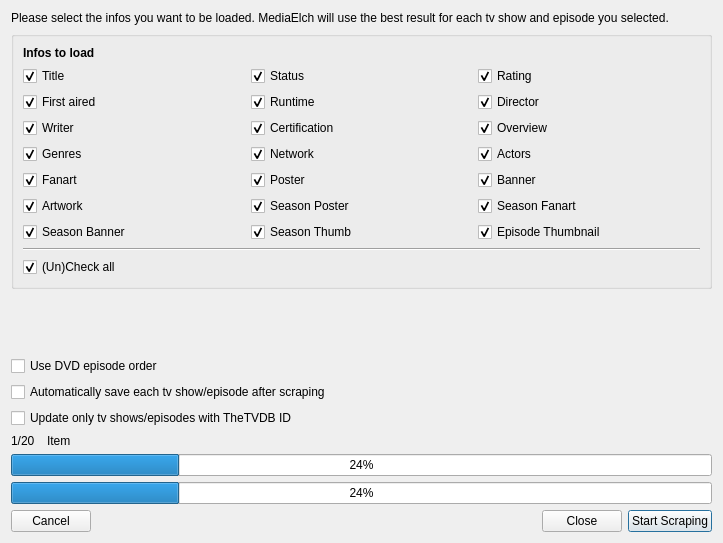
Before: the Qt Designer form tvShows/TvShowMultiScrapeDialog.ui in Komet/MediaElch, drawn with Qt 5.
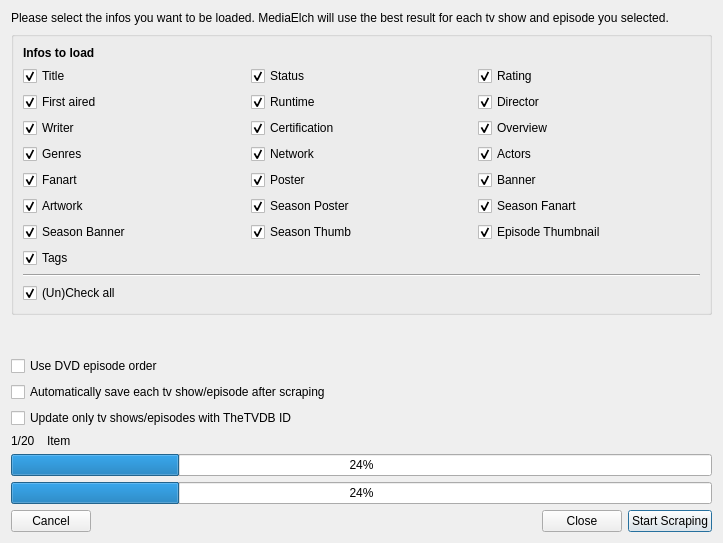
After: the same form once the commit is applied. Icons and pictures are not drawn. Custom widgets are drawn as their Qt base class.

Diff of the .ui file:
```diff
--- a/tvShows/TvShowMultiScrapeDialog.ui
+++ b/tvShows/TvShowMultiScrapeDialog.ui
@@ -218,6 +218,19 @@
           </property>
          </widget>
         </item>
+        <item row="7" column="0">
+         <widget class="MyCheckBox" name="chkTags">
+          <property name="text">
+           <string>Tags</string>
+          </property>
+          <property name="checked">
+           <bool>true</bool>
+          </property>
+          <property name="type" stdset="0">
+           <string notr="true">show</string>
+          </property>
+         </widget>
+        </item>
         <item row="2" column="2">
          <widget class="MyCheckBox" name="chkOverview">
           <property name="text">
```
